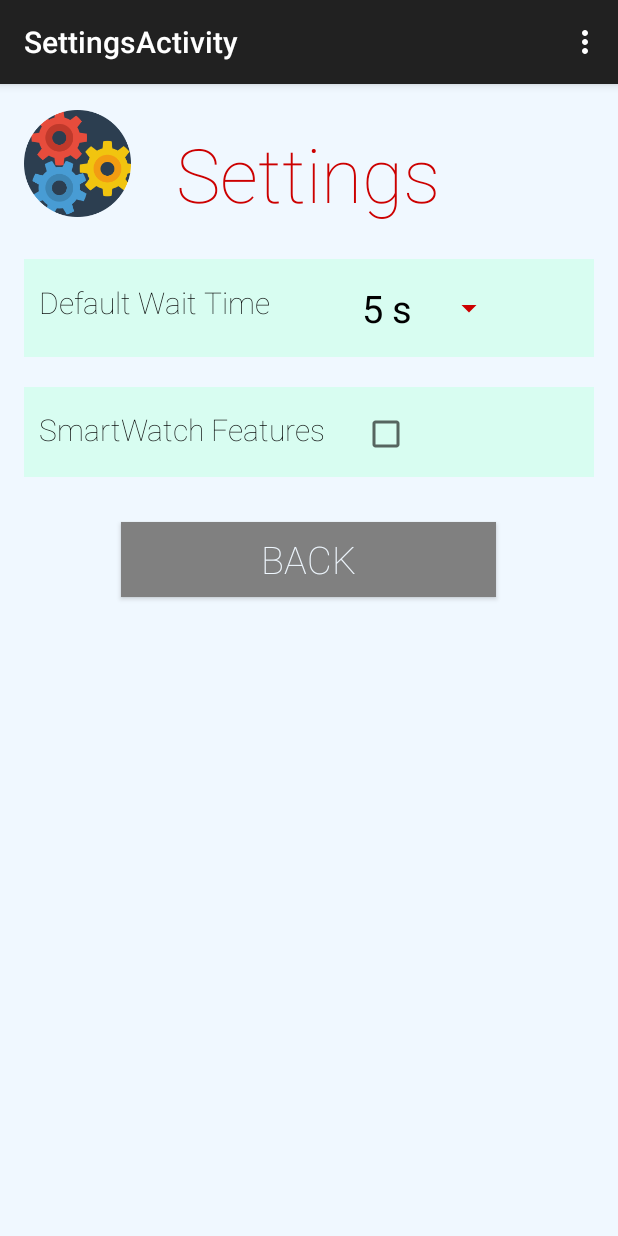
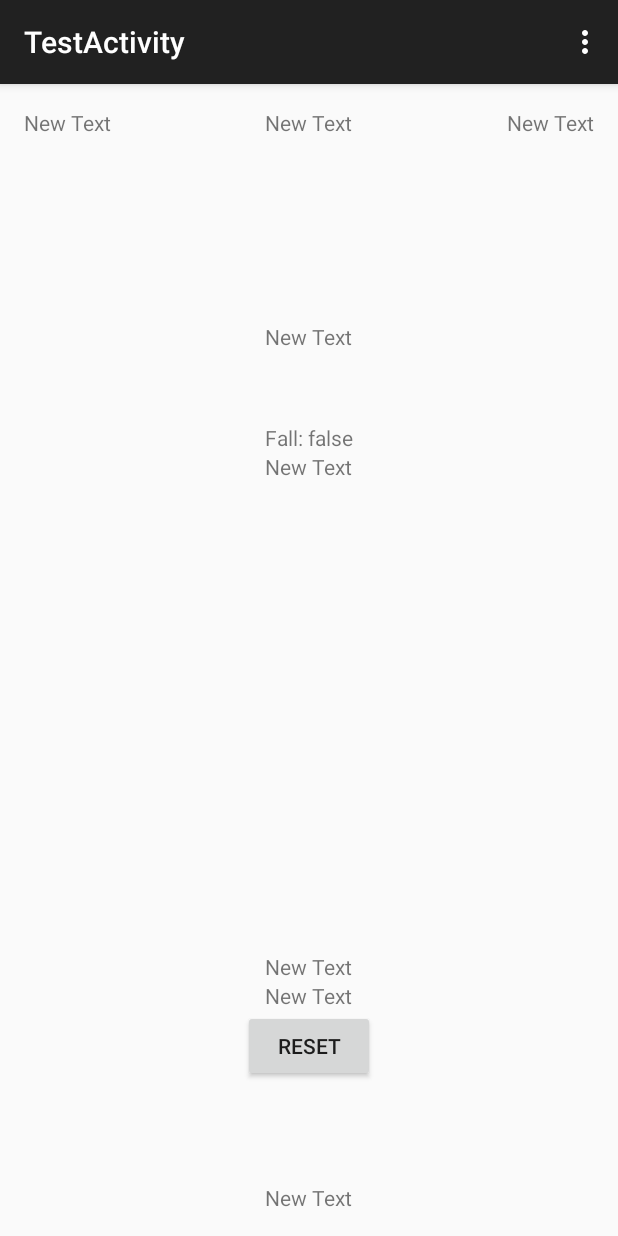
Before and after one commit to danielarias123/LifeWatch2, an Android app: the SettingsActivity screen opened directly, with no data from a screen before it, in the options menu, after a tap on "Settings", on a phone screen of 412 x 824 dp. Run offline under Robolectric (Android 15) with nearby library versions, the phone set to English and light mode, and no system bars.

Commit message:
changed list background colours

```diff
--- a/mobile/src/main/AndroidManifest.xml
+++ b/mobile/src/main/AndroidManifest.xml
@@ -54,11 +54,14 @@
             android:name=".AboutAppActivity"
             android:label="@string/title_activity_about_app" >
         </activity>
-
         <activity
             android:name=".AndroidDatabaseManager"
             android:label="@string/title_activity_about_app" >
         </activity>
+        <activity
+            android:name=".TestActivity"
+            android:label="@string/title_activity_test" >
+        </activity>
     </application>
 
 </manifest>
--- a/mobile/src/main/java/com/example/danarias/lifewatch2/SettingsActivity.java
+++ b/mobile/src/main/java/com/example/danarias/lifewatch2/SettingsActivity.java
@@ -23,6 +23,7 @@ import android.widget.CheckBox;
 public class SettingsActivity extends ActionBarActivity implements OnClickListener, OnItemSelectedListener{
 
     Button backButton;
+    Button testButton;
 
 
 
@@ -37,6 +38,10 @@ public class SettingsActivity extends ActionBarActivity implements OnClickListen
 
         backButton = (Button) findViewById(R.id.backButton);
         backButton.setOnClickListener(this);
+
+
+        testButton = (Button) findViewById(R.id.testButton);
+        testButton.setOnClickListener(this);
 
         final CheckBox smartWatchFeatcheckBox = (CheckBox) findViewById(R.id.SmartWatchFeaturesCheckBox);
         if (smartWatchFeatcheckBox.isChecked()) {
@@ -61,6 +66,12 @@ public class SettingsActivity extends ActionBarActivity implements OnClickListen
             case R.id.backButton:
                 Intent intent = new Intent(SettingsActivity.this, MobileMainActivity.class);
                 startActivity(intent);
+                finish();
+                break;
+
+            case R.id.testButton:
+                Intent intent2 = new Intent(SettingsActivity.this, TestActivity.class);
+                startActivity(intent2);
                 finish();
                 break;
         }
--- /dev/null
+++ b/mobile/src/main/java/com/example/danarias/lifewatch2/TestActivity.java
@@ -0,0 +1,244 @@
+package com.example.danarias.lifewatch2;
+import android.app.Fragment;
+import android.content.Intent;
+import android.hardware.Sensor;
+import android.hardware.SensorEvent;
+import android.hardware.SensorEventListener;
+import android.hardware.SensorManager;
+import android.support.v7.app.ActionBarActivity;
+import android.os.Bundle;
+import android.view.Menu;
+import android.view.MenuItem;
+import android.view.View;
+import android.widget.Button;
+import android.widget.TextView;
+
+import java.util.Timer;
+import java.util.TimerTask;
+
+
+public class TestActivity extends ActionBarActivity implements SensorEventListener, View.OnClickListener {
+
+    private SensorManager sensorManager;
+    private Timer timer[] = new Timer[4];
+
+    boolean fall = false;
+
+    TextView xCoor;
+    TextView yCoor;
+    TextView zCoor;
+    TextView tCoor;
+    TextView vMax;
+    TextView vMin;
+    TextView fDiff;
+    TextView dMax;
+    TextView dec;
+    double t; // Magnitude
+    double maxAcc[] = {0, 0, 0, 0};
+    double minAcc[] = {Double.MAX_VALUE, Double.MAX_VALUE, Double.MAX_VALUE,Double.MAX_VALUE};
+    double diff;
+    double maxDiff;
+    double min = Double.MAX_VALUE;
+    double max = 0;
+    Button resetButton;
+
+    @Override
+    protected void onCreate(Bundle savedInstanceState) {
+        super.onCreate(savedInstanceState);
+        setContentView(R.layout.activity_test);
+
+        resetButton = (Button) findViewById(R.id.reset);
+        resetButton.setOnClickListener(this);
+
+        xCoor=(TextView)findViewById(R.id.xcoor); // create X axis object
+        yCoor=(TextView)findViewById(R.id.ycoor); // create Y axis object
+        zCoor=(TextView)findViewById(R.id.zcoor); // create Z axis object
+        tCoor=(TextView)findViewById(R.id.tcoor);
+        vMax=(TextView)findViewById(R.id.vmax);
+        vMin=(TextView)findViewById(R.id.vmin);
+        fDiff=(TextView)findViewById(R.id.fdiff);
+        dMax=(TextView)findViewById(R.id.maxdiff);
+        dec=(TextView)findViewById(R.id.fallDec);
+        dec.setText("Fall: " + fall);
+
+        sensorManager=(SensorManager)getSystemService(SENSOR_SERVICE);
+        // add listener. The listener will be HelloAndroid (this) class
+        sensorManager.registerListener(this,
+                sensorManager.getDefaultSensor(Sensor.TYPE_ACCELEROMETER),
+                SensorManager.SENSOR_DELAY_NORMAL);
+
+        // init
+        for (int i = 0; i < 4; i++) {
+            timer[i] = new Timer();
+            maxAcc[i] = 0;
+            minAcc[i] = Double.MAX_VALUE;
+        }
+
+        timer[0].schedule(new TimerTask() {
+            @Override
+            public void run() {
+                diff = Math.abs(maxAcc[0] - minAcc[0]);
+                if (diff > maxDiff) {
+                    maxDiff = diff;
+                }
+                if (((diff) > 9.8) && minAcc[0] < 4)
+                    fall = true;
+                maxAcc[0] = 0;
+                minAcc[0] = Double.MAX_VALUE;
+            }
+        } , 0, 1000);
+        timer[1].schedule(new TimerTask() {
+            @Override
+            public void run() {
+                diff = Math.abs(maxAcc[1] - minAcc[1]);
+                if (diff > maxDiff) {
+                    maxDiff = diff;
+                }
+                if (((diff) > 9.8)  && minAcc[1] < 4)
+                    fall = true;
+                maxAcc[1] = 0;
+                minAcc[1] = Double.MAX_VALUE;
+            }
+        } , 250, 1000);
+        timer[2].schedule(new TimerTask() {
+            @Override
+            public void run() {
+                diff = Math.abs(maxAcc[2] - minAcc[2]);
+                if (diff > maxDiff) {
+                    maxDiff = diff;
+                }
+                if (((diff) > 9.8)  && minAcc[2] < 4)
+                    fall = true;
+                maxAcc[2] = 0;
+                minAcc[2] = Double.MAX_VALUE;
+            }
+        } , 500, 1000);
+        timer[3].schedule(new TimerTask() {
+            @Override
+            public void run() {
+                diff = Math.abs(maxAcc[3] - minAcc[3]);
+                if (diff > maxDiff) {
+                    maxDiff = diff;
+                }
+                if (((diff) > 9.8)  && minAcc[3] < 4)
+                    fall = true;
+                maxAcc[3] = 0;
+                minAcc[3] = Double.MAX_VALUE;
+            }
+        } , 750, 1000);
+    }
+
+    @Override
+    protected void onPause() {
+        super.onPause();
+        //timer.cancel();
+    }
+
+    @Override
+    protected void onResume() {
+        super.onResume();
+
+        /*try {
+            timer = new Timer();
+            timerTask = new TimerTask() {
+                @Override
+                public void run() {
+                    sample = t;
+                }
+            };
+            timer.schedule(timerTask, 0, 100);
+        }
+        catch (IllegalStateException e){
+            android.util.Log.i("Resume: ", "resume error");
+        }*/
+    }
+
+    @Override
+    public void onClick(View v) {
+        switch(v.getId()){
+            case R.id.reset:
+                for (int i = 0; i < 4; i++) {
+                    maxAcc[i] = 0;
+                    minAcc[i] = Double.MAX_VALUE;
+                }
+                max = 0;
+                min = Double.MAX_VALUE;
+                diff = 0;
+                maxDiff = 0;
+                fall = false;
+                break;
+        }
+    }
+
+    @Override
+    public void onAccuracyChanged(Sensor sensor, int accuracy) {
+
+    }
+
+    @Override
+    public void onSensorChanged(SensorEvent event) {
+        if(event.sensor.getType()==Sensor.TYPE_ACCELEROMETER) {
+
+            // assign directions
+            float x = event.values[0];
+            float y = event.values[1];
+            float z = event.values[2];
+
+            t = Math.sqrt(x*x + y*y + z*z);
+            for (int i = 0; i < 4; i++) {
+                if (t > maxAcc[i])
+                    maxAcc[i] = t;
+                if (t < minAcc[i])
+                    minAcc[i] = t;
+            }
+
+            if (t > max)
+                max = t;
+            if (t < min)
+                min = t;
+
+            xCoor.setText("X: " + x);
+            yCoor.setText("Y: " + y);
+            zCoor.setText("Z: " + z);
+            tCoor.setText("Magnitude: " + t);
+
+            fDiff.setText("Difference: " + diff);
+            dMax.setText("Max difference: " + maxDiff);
+
+            vMax.setText("Max: " + max);
+            vMin.setText("Min: " + min);
+
+            dec.setText("Fall: " + fall);
+        }
+    }
+
+    @Override
+    public boolean onCreateOptionsMenu(Menu menu) {
+        // Inflate the menu; this adds items to the action bar if it is present.
+        getMenuInflater().inflate(R.menu.menu_test, menu);
+        return true;
+    }
+
+    @Override
+    public void onBackPressed() {
+        super.onBackPressed();
+        Intent i = new Intent(TestActivity.this, SettingsActivity.class);
+        startActivity(i);
+        finish();
+    }
+
+    @Override
+    public boolean onOptionsItemSelected(MenuItem item) {
+        // Handle action bar item clicks here. The action bar will
+        // automatically handle clicks on the Home/Up button, so long
+        // as you specify a parent activity in AndroidManifest.xml.
+        int id = item.getItemId();
+
+        //noinspection SimplifiableIfStatement
+        if (id == R.id.action_settings) {
+            return true;
+        }
+
+        return super.onOptionsItemSelected(item);
+    }
+}
--- a/mobile/src/main/res/layout/activity_about_app.xml
+++ b/mobile/src/main/res/layout/activity_about_app.xml
@@ -2,6 +2,7 @@
     xmlns:tools="http://schemas.android.com/tools" android:layout_width="match_parent"
     android:layout_height="match_parent" android:paddingLeft="@dimen/activity_horizontal_margin"
     android:paddingRight="@dimen/activity_horizontal_margin"
+    android:background="@color/alice_blue"
     android:paddingTop="@dimen/activity_vertical_margin"
     android:paddingBottom="@dimen/activity_vertical_margin"
     tools:context="com.example.danarias.lifewatch2.AboutAppActivity">
@@ -51,7 +52,7 @@
         android:text="@string/about_app_desc"
         android:textSize="18sp"
         android:fontFamily="sans-serif-thin"
-        android:background="@color/lightgrey"
+        android:background="#ffce35"
 
 
         android:scrollbars = "vertical"
--- a/mobile/src/main/res/layout/activity_contact_info.xml
+++ b/mobile/src/main/res/layout/activity_contact_info.xml
@@ -3,6 +3,7 @@
     android:layout_height="match_parent" android:paddingLeft="@dimen/activity_horizontal_margin"
     android:paddingRight="@dimen/activity_horizontal_margin"
     android:paddingTop="@dimen/activity_vertical_margin"
+    android:background="@color/alice_blue"
     android:paddingBottom="0dp"
     tools:context="com.example.danarias.lifewatch2.ContactInfoActivity">
 
@@ -76,7 +77,7 @@
 
     <EditText
         android:fontFamily="sans-serif-thin"
-        android:background="#bfd0ffed"
+        android:background="#ffce35"
         android:layout_width="match_parent"
         android:layout_marginTop="10dp"
         android:layout_marginLeft="20dp"
--- a/mobile/src/main/res/layout/activity_contacts.xml
+++ b/mobile/src/main/res/layout/activity_contacts.xml
@@ -4,6 +4,7 @@
     android:paddingRight="@dimen/activity_horizontal_margin"
     android:paddingTop="@dimen/activity_vertical_margin"
     android:paddingBottom="@dimen/activity_vertical_margin"
+    android:background="@color/alice_blue"
     tools:context="com.example.danarias.lifewatch2.ContactsActivity"
     >
 
@@ -41,7 +42,7 @@
         android:layout_alignParentStart="true"
 
         android:drawSelectorOnTop="false"
-        android:background="#bfd0ffed"
+        android:background="#ffce35"
         android:layout_marginTop="20dp" />
 
     <Button
--- a/mobile/src/main/res/layout/activity_create_contact.xml
+++ b/mobile/src/main/res/layout/activity_create_contact.xml
@@ -3,6 +3,8 @@
     android:layout_height="match_parent" android:paddingLeft="@dimen/activity_horizontal_margin"
     android:paddingRight="@dimen/activity_horizontal_margin"
     android:paddingTop="@dimen/activity_vertical_margin"
+
+    android:background="@color/alice_blue"
     android:paddingBottom="@dimen/activity_vertical_margin"
     tools:context="com.example.danarias.lifewatch2.createContactActivity">
 
--- a/mobile/src/main/res/layout/activity_med_info.xml
+++ b/mobile/src/main/res/layout/activity_med_info.xml
@@ -2,6 +2,7 @@
     xmlns:tools="http://schemas.android.com/tools" android:layout_width="match_parent"
     android:layout_height="match_parent" android:paddingLeft="@dimen/activity_horizontal_margin"
     android:paddingRight="@dimen/activity_horizontal_margin"
+    android:background="@color/alice_blue"
     android:paddingTop="@dimen/activity_vertical_margin"
     android:paddingBottom="@dimen/activity_vertical_margin"
     tools:context="com.example.danarias.lifewatch2.MedInfoActivity">
--- a/mobile/src/main/res/layout/activity_med_reminder.xml
+++ b/mobile/src/main/res/layout/activity_med_reminder.xml
@@ -3,6 +3,7 @@
     android:layout_height="match_parent" android:paddingLeft="@dimen/activity_horizontal_margin"
     android:paddingRight="@dimen/activity_horizontal_margin"
     android:paddingTop="@dimen/activity_vertical_margin"
+    android:background="@color/alice_blue"
     android:paddingBottom="@dimen/activity_vertical_margin"
     tools:context="com.example.danarias.lifewatch2.MedReminderActivity">
 
@@ -40,7 +41,7 @@
         android:layout_alignParentStart="true"
 
         android:drawSelectorOnTop="false"
-        android:background="#bfd0ffed"
+        android:background="#ffce35"
         android:layout_marginTop="30dp" />
 
     <Button
--- a/mobile/src/main/res/layout/activity_mobile_main.xml
+++ b/mobile/src/main/res/layout/activity_mobile_main.xml
@@ -38,7 +38,7 @@
         android:id="@+id/emergButton"
         android:textColor="@color/alice_blue"
         android:textSize="25sp"
-        android:background="@color/boston_university_red"
+        android:background="@drawable/buttonshape"
         android:layout_marginTop="30dp"
         android:layout_marginRight="30dp"
         android:layout_below="@+id/titleTextView"
--- /dev/null
+++ b/mobile/src/main/res/layout/activity_test.xml
@@ -0,0 +1,92 @@
+<RelativeLayout xmlns:android="http://schemas.android.com/apk/res/android"
+    xmlns:tools="http://schemas.android.com/tools" android:layout_width="match_parent"
+    android:layout_height="match_parent" android:paddingLeft="@dimen/activity_horizontal_margin"
+    android:paddingRight="@dimen/activity_horizontal_margin"
+    android:paddingTop="@dimen/activity_vertical_margin"
+    android:paddingBottom="@dimen/activity_vertical_margin"
+    tools:context="com.example.danarias.lifewatch2.TestActivity">
+
+    <TextView
+        android:layout_width="wrap_content"
+        android:layout_height="wrap_content"
+        android:text="New Text"
+        android:id="@+id/xcoor"
+        android:layout_alignParentTop="true"
+        android:layout_alignParentStart="true" />
+
+    <TextView
+        android:layout_width="wrap_content"
+        android:layout_height="wrap_content"
+        android:text="New Text"
+        android:id="@+id/ycoor"
+        android:layout_alignParentTop="true"
+        android:layout_centerHorizontal="true" />
+
+    <TextView
+        android:layout_width="wrap_content"
+        android:layout_height="wrap_content"
+        android:text="New Text"
+        android:id="@+id/zcoor"
+        android:layout_alignTop="@+id/ycoor"
+        android:layout_alignParentEnd="true" />
+
+    <TextView
+        android:layout_width="wrap_content"
+        android:layout_height="wrap_content"
+        android:text="New Text"
+        android:id="@+id/tcoor"
+        android:layout_alignParentBottom="true"
+        android:layout_centerHorizontal="true" />
+
+    <TextView
+        android:layout_width="wrap_content"
+        android:layout_height="wrap_content"
+        android:text="New Text"
+        android:id="@+id/vmax"
+        android:layout_above="@+id/reset"
+        android:layout_alignStart="@+id/tcoor" />
+
+    <Button
+        android:layout_width="wrap_content"
+        android:layout_height="wrap_content"
+        android:text="RESET"
+        android:id="@+id/reset"
+        android:layout_above="@+id/tcoor"
+        android:layout_centerHorizontal="true"
+        android:layout_marginBottom="67dp" />
+
+    <TextView
+        android:layout_width="wrap_content"
+        android:layout_height="wrap_content"
+        android:text="New Text"
+        android:id="@+id/vmin"
+        android:layout_above="@+id/vmax"
+        android:layout_centerHorizontal="true" />
+
+    <TextView
+        android:layout_width="wrap_content"
+        android:layout_height="wrap_content"
+        android:text="New Text"
+        android:id="@+id/fdiff"
+        android:layout_below="@+id/ycoor"
+        android:layout_centerHorizontal="true"
+        android:layout_marginTop="123dp" />
+
+    <TextView
+        android:layout_width="wrap_content"
+        android:layout_height="wrap_content"
+        android:text="New Text"
+        android:id="@+id/fallDec"
+        android:layout_below="@+id/fdiff"
+        android:layout_centerHorizontal="true"
+        android:layout_marginTop="48dp" />
+
+    <TextView
+        android:layout_width="wrap_content"
+        android:layout_height="wrap_content"
+        android:text="New Text"
+        android:id="@+id/maxdiff"
+        android:layout_below="@+id/fallDec"
+        android:layout_centerHorizontal="true" />
+
+</RelativeLayout>
--- /dev/null
+++ b/mobile/src/main/res/menu/menu_test.xml
@@ -0,0 +1,7 @@
+<menu xmlns:android="http://schemas.android.com/apk/res/android"
+    xmlns:app="http://schemas.android.com/apk/res-auto"
+    xmlns:tools="http://schemas.android.com/tools"
+    tools:context="com.example.danarias.lifewatch2.TestActivity">
+    <item android:id="@+id/action_settings" android:title="@string/action_settings"
+        android:orderInCategory="100" app:showAsAction="never" />
+</menu>
--- a/mobile/src/main/res/values/strings.xml
+++ b/mobile/src/main/res/values/strings.xml
@@ -18,5 +18,6 @@
     <string name="title_activity_about_app">AboutAppActivity</string>
     <string name="about_app_desc"><b>LifeWatch</b> is fall detection application designed with the elderly
     in mind.\n\n<b>Emergency Messages</b> are sent automatically to select contacts once a fall is detected or the <b>Emergency</b> Button is activated.\n\n<b>Emergency Contacts</b> can be created, edited, and deleted through the <b>Contacts</b> button.\n\n<b>Medication Reminders</b> can be created, edited, and deleted through the <b>Medication</b> button.\n\nVarious settings can be edited through the <b>Settings</b> button.\n\n<i>As of release version, <b>SmartWatch</b> should be on <b>left wrist</b> and <b>SmartPhone</b> should be in <b>right pant pocket</b>.</i></string>
+    <string name="title_activity_test">TestActivity</string>
 
 </resources>
```
Also changed, not shown: mobile/src/main/res/drawable-hdpi/buttonshape.xml (added, +12 -0 lines), mobile/src/main/res/layout/activity_create_med.xml (+4 -3 lines), mobile/src/main/res/layout/activity_settings.xml (+38 -2 lines).
